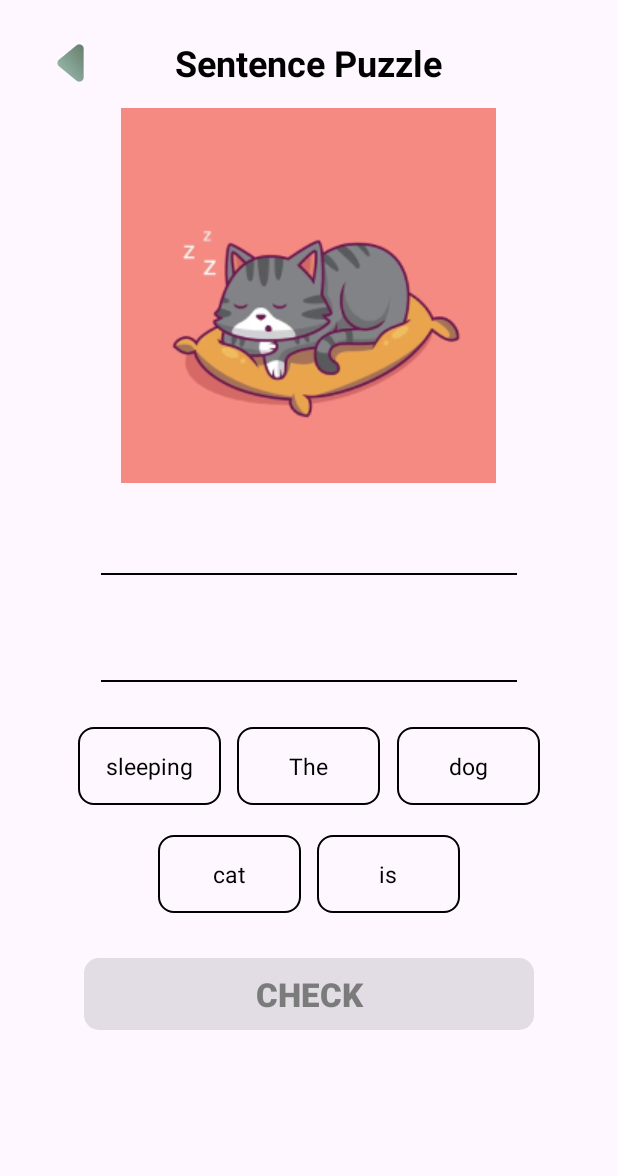
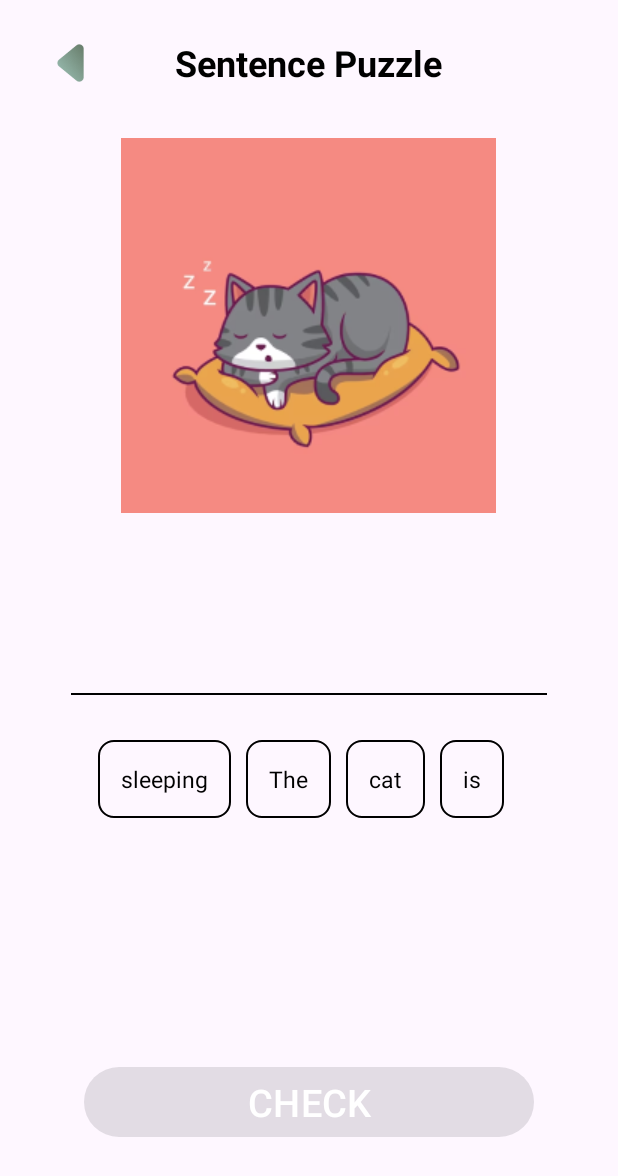
Before and after one commit to axrnsh/Learniverse, an Android app: the SentencePuzzleActivity screen opened directly, with no data from a screen before it, on a phone screen of 412 x 824 dp. Shown: the top 1176 px of the screen. Run offline under Robolectric (Android 15) with nearby library versions, the phone set to English and light mode, and no system bars.

Commit message:
sentence puzzle 1 done

```diff
--- a/app/src/main/java/com/example/learniverse/SentencePuzzleActivity.java
+++ b/app/src/main/java/com/example/learniverse/SentencePuzzleActivity.java
@@ -7,21 +7,23 @@ import android.os.Bundle;
 import android.view.View;
 import android.widget.Button;
 import android.widget.ImageView;
-
-import com.example.learniverse.Model.Puzzle;
-import io.realm.Realm;
-import io.realm.RealmConfiguration;
-import io.realm.RealmList;
+import android.widget.LinearLayout;
+import android.widget.TextView;
+import android.widget.Toast;
 
 public class SentencePuzzleActivity extends AppCompatActivity {
-    ImageView backButton;
+    private LinearLayout line1;
+    private TextView[] optionTextViews;
+    private StringBuilder userSentence;
+    private Button submitButton;
+
     @Override
     protected void onCreate(Bundle savedInstanceState) {
         super.onCreate(savedInstanceState);
         setContentView(R.layout.activity_sentence_puzzle);
 
-        // transition
-        backButton = (ImageView) findViewById(R.id.backButton);
+        // Transition
+        ImageView backButton = findViewById(R.id.backButton);
         backButton.setOnClickListener(new View.OnClickListener() {
             @Override
             public void onClick(View v) {
@@ -30,38 +32,85 @@ public class SentencePuzzleActivity extends AppCompatActivity {
             }
         });
 
-        Realm.init(this);
-        RealmConfiguration config = new RealmConfiguration.Builder()
-                .deleteRealmIfMigrationNeeded()
-                .allowWritesOnUiThread(true)
-                .build();
-        Realm.setDefaultConfiguration(config);
+        line1 = findViewById(R.id.line1);
+        optionTextViews = new TextView[]{
+                findViewById(R.id.text1),
+                findViewById(R.id.text2),
+                findViewById(R.id.text3),
+                findViewById(R.id.text4)
+        };
 
-        clearAllPuzzle();
+        userSentence = new StringBuilder();
+        submitButton = findViewById(R.id.submit_button);
+        submitButton.setOnClickListener(new View.OnClickListener() {
+            @Override
+            public void onClick(View v) {
+                checkUserSentence();
+            }
+        });
 
-        simpanDataPuzzle(new Puzzle(R.drawable.sleeping_cat, createRealmList("cat", "sleeping", "dog", "The", "is"),
-                createRealmList("The", "cat", "is", "sleeping", ""), createRealmList("", "", "", "", "", "")));
+        LinearLayout.LayoutParams layoutParams = new LinearLayout.LayoutParams(
+                LinearLayout.LayoutParams.WRAP_CONTENT,
+                LinearLayout.LayoutParams.WRAP_CONTENT
+        );
+        layoutParams.setMargins(10, 0, 0, 0);
+
+        for (TextView optionTextView : optionTextViews) {
+            optionTextView.setOnClickListener(new View.OnClickListener() {
+                @Override
+                public void onClick(View v) {
+                    TextView clickedTextView = (TextView) v;
+                    LinearLayout parentLayout = (LinearLayout) clickedTextView.getParent();
+                    if (parentLayout != null) {
+                        if (parentLayout.getId() == R.id.line1) {
+                            line1.removeView(clickedTextView);
+                            LinearLayout allOptionLayout = findViewById(R.id.all_option);
+                            allOptionLayout.addView(clickedTextView);
+                            String clickedText = clickedTextView.getText().toString();
+                            int startIndex = userSentence.lastIndexOf(clickedText);
+                            if (startIndex != -1) {
+                                userSentence.delete(startIndex, startIndex + clickedText.length());
+                            }
+                            checkOptionSelection();
+                        } else {
+                            parentLayout.removeView(clickedTextView);
+                            line1.addView(clickedTextView);
+                            userSentence.append(clickedTextView.getText()).append(" ");
+                            checkOptionSelection();
+                        }
+                    }
+                }
+            });
+        }
+
+        findViewById(R.id.submit_button).setOnClickListener(new View.OnClickListener() {
+            @Override
+            public void onClick(View v) {
+                checkUserSentence();
+            }
+        });
     }
 
-    private RealmList<String> createRealmList(String... elements) {
-        RealmList<String> realmList = new RealmList<>();
-        for (String element : elements) {
-            realmList.add(element);
+    private void checkOptionSelection() {
+        boolean allOptionsSelected = true;
+        for (TextView optionTextView : optionTextViews) {
+            if (line1.indexOfChild(optionTextView) == -1) {
+                allOptionsSelected = false;
+                break;
+            }
         }
-        return realmList;
+        submitButton.setEnabled(allOptionsSelected);
+        submitButton.setClickable(allOptionsSelected);
     }
 
-    private void simpanDataPuzzle(Puzzle puzzle) {
-        Realm realm = Realm.getDefaultInstance();
-        realm.executeTransaction(realmInstance -> realmInstance.copyToRealmOrUpdate(puzzle));
-        realm.close();
-    }
+    private void checkUserSentence() {
+        String userSentenceStr = userSentence.toString().trim();
+        String correctSentence = "The cat is sleeping";
 
-    private void clearAllPuzzle() {
-        Realm realm = Realm.getDefaultInstance();
-        realm.beginTransaction();
-        realm.delete(Puzzle.class);
-        realm.commitTransaction();
-        realm.close();
+        if (userSentenceStr.equalsIgnoreCase(correctSentence)) {
+            Toast.makeText(SentencePuzzleActivity.this, "Correct sentence!", Toast.LENGTH_SHORT).show();
+        } else {
+            Toast.makeText(SentencePuzzleActivity.this, "Incorrect sentence. Nice try!", Toast.LENGTH_SHORT).show();
+        }
     }
 }
--- a/app/src/main/res/layout/activity_sentence_puzzle.xml
+++ b/app/src/main/res/layout/activity_sentence_puzzle.xml
@@ -38,7 +38,7 @@
                 android:layout_gravity="center"
                 android:text="Sentence Puzzle"
                 android:textColor="@color/black"
-                android:textSize="24dp"
+                android:textSize="24sp"
                 android:textStyle="bold" />
 
             <View
@@ -57,7 +57,7 @@
                 android:id="@+id/gambarCard"
                 android:layout_width="250dp"
                 android:layout_height="250dp"
-                android:layout_marginTop="10dp"
+                android:layout_marginTop="30dp"
                 android:layout_marginBottom="10dp"
                 android:layout_gravity="center"
                 android:src="@drawable/sleeping_cat" />
@@ -65,43 +65,32 @@
             <LinearLayout
                 android:id="@+id/line1"
                 android:layout_width="match_parent"
-                android:layout_height="1dp"
-                android:layout_marginHorizontal="45dp"
+                android:layout_height="50dp"
+                android:layout_marginHorizontal="25dp"
                 android:layout_marginTop="50dp"
-                android:layout_marginBottom="70dp"
-                android:background="@color/black"
-                android:orientation="vertical">
-
+                android:layout_marginBottom="10dp"
+                android:orientation="horizontal">
             </LinearLayout>
 
             <LinearLayout
                 android:id="@+id/line2"
                 android:layout_width="match_parent"
                 android:layout_height="1dp"
-                android:layout_marginHorizontal="45dp"
+                android:layout_marginHorizontal="25dp"
                 android:layout_marginBottom="30dp"
                 android:background="@color/black"
-                android:orientation="vertical">
+                android:orientation="horizontal">
 
             </LinearLayout>
 
             <LinearLayout
-                android:id="@+id/all_option1"
+                android:id="@+id/all_option"
                 android:layout_width="match_parent"
                 android:layout_height="wrap_content"
-                android:layout_marginHorizontal="30dp"
-                android:layout_marginBottom="20dp"
-                android:gravity="center_vertical"
+                android:layout_marginHorizontal="25dp"
+                android:layout_marginBottom="50dp"
+                android:gravity="center"
                 android:orientation="horizontal">
-
-                <LinearLayout
-                    android:id="@+id/option1"
-                    android:layout_width="95dp"
-                    android:layout_height="wrap_content"
-                    android:background="@drawable/rounded_border"
-                    android:gravity="center_horizontal"
-                    android:orientation="vertical"
-                    android:paddingVertical="15dp">
 
                 <TextView
                     android:id="@+id/text1"
@@ -109,121 +98,62 @@
                     android:layout_height="wrap_content"
                     android:text="sleeping"
                     android:textColor="@color/black"
-                        android:textSize="15sp" />
-                </LinearLayout>
-
-                <View
-                    android:layout_width="0dp"
-                    android:layout_height="0dp"
-                    android:layout_weight="1" />
-
-                <LinearLayout
-                    android:id="@+id/option2"
-                    android:layout_width="95dp"
-                    android:layout_height="wrap_content"
+                    android:textSize="15sp"
                     android:background="@drawable/rounded_border"
-                    android:gravity="center_horizontal"
-                    android:orientation="vertical"
-                    android:paddingVertical="15dp">
-
+                    android:padding="15dp"
+                    android:layout_marginEnd="10dp"/>
                 <TextView
                     android:id="@+id/text2"
                     android:layout_width="wrap_content"
                     android:layout_height="wrap_content"
                     android:text="The"
                     android:textColor="@color/black"
-                        android:textSize="15sp" />
-                </LinearLayout>
-
-                <View
-                    android:layout_width="0dp"
-                    android:layout_height="0dp"
-                    android:layout_weight="1" />
-
-                <LinearLayout
-                    android:id="@+id/option3"
-                    android:layout_width="95dp"
-                    android:layout_height="wrap_content"
+                    android:textSize="15sp"
                     android:background="@drawable/rounded_border"
-                    android:gravity="center_horizontal"
-                    android:orientation="vertical"
-                    android:paddingVertical="15dp">
-
+                    android:padding="15dp"
+                    android:layout_marginEnd="10dp"/>
                 <TextView
                     android:id="@+id/text3"
                     android:layout_width="wrap_content"
                     android:layout_height="wrap_content"
-                        android:text="dog"
+                    android:text="cat"
                     android:textColor="@color/black"
-                        android:textSize="15sp" />
-                </LinearLayout>
-            </LinearLayout>
-
-            <LinearLayout
-                android:id="@+id/all_option2"
-                android:layout_width="match_parent"
-                android:layout_height="wrap_content"
-                android:layout_marginHorizontal="83dp"
-                android:layout_marginBottom="30dp"
-                android:gravity="center_vertical"
-                android:orientation="horizontal">
-
-                <LinearLayout
-                    android:id="@+id/option4"
-                    android:layout_width="95dp"
-                    android:layout_height="wrap_content"
+                    android:textSize="15sp"
                     android:background="@drawable/rounded_border"
-                    android:gravity="center_horizontal"
-                    android:orientation="vertical"
-                    android:paddingVertical="15dp">
-
+                    android:padding="15dp"
+                    android:layout_marginEnd="10dp"/>
                 <TextView
                     android:id="@+id/text4"
                     android:layout_width="wrap_content"
                     android:layout_height="wrap_content"
-                        android:text="cat"
+                    android:text="is"
                     android:textColor="@color/black"
-                        android:textSize="15sp" />
+                    android:textSize="15sp"
+                    android:background="@drawable/rounded_border"
+                    android:padding="15dp"
+                    android:layout_marginEnd="10dp"/>
             </LinearLayout>
 
-                <View
-                    android:layout_width="7dp"
-                    android:layout_height="3dp"
-                    android:layout_weight="1" />
 
             <LinearLayout
-                    android:id="@+id/option5"
-                    android:layout_width="95dp"
-                    android:layout_height="wrap_content"
-                    android:background="@drawable/rounded_border"
-                    android:gravity="center_horizontal"
+                android:layout_width="match_parent"
+                android:layout_height="match_parent"
                 android:orientation="vertical"
-                    android:paddingVertical="15dp">
-
-                    <TextView
-                        android:id="@+id/text5"
-                        android:layout_width="wrap_content"
-                        android:layout_height="wrap_content"
-                        android:text="is"
-                        android:textColor="@color/black"
-                        android:textSize="15sp" />
-                </LinearLayout>
-            </LinearLayout>
-
+                android:gravity="bottom">
                 <Button
                     android:id="@+id/submit_button"
                     android:layout_width="300dp"
                     android:layout_height="wrap_content"
                     android:layout_gravity="center_horizontal"
-                android:background="@drawable/rounded_border_button"
+                    android:layout_marginBottom="40sp"
                     android:clickable="false"
                     android:enabled="false"
                     android:gravity="center"
-                android:padding="5dp"
                     android:text="CHECK"
-                android:textColor="@color/dark_grey"
-                android:textSize="22sp"
-                android:textStyle="bold" />
+                    android:textColor="@color/white"
+                    android:textSize="25sp" />
+            </LinearLayout>
+
         </LinearLayout>
 
     </LinearLayout>
```
Lines whose indentation alone changed are shown as unchanged.
